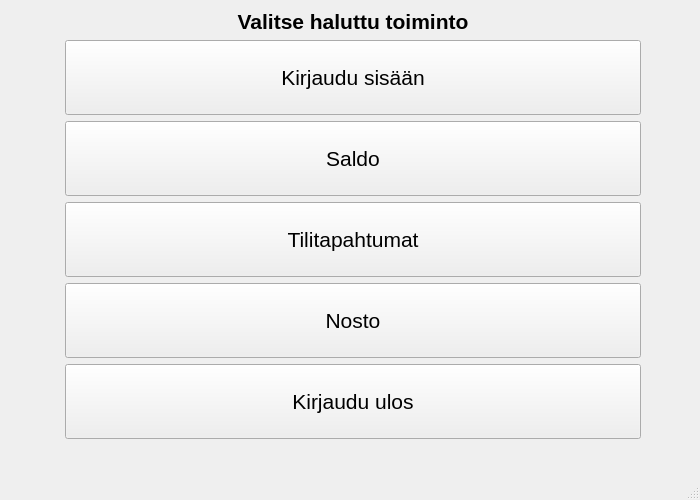
Old version of the form bankautomat/mainwindow.ui in the repository steltii-oamk/banksimul2022-group8.
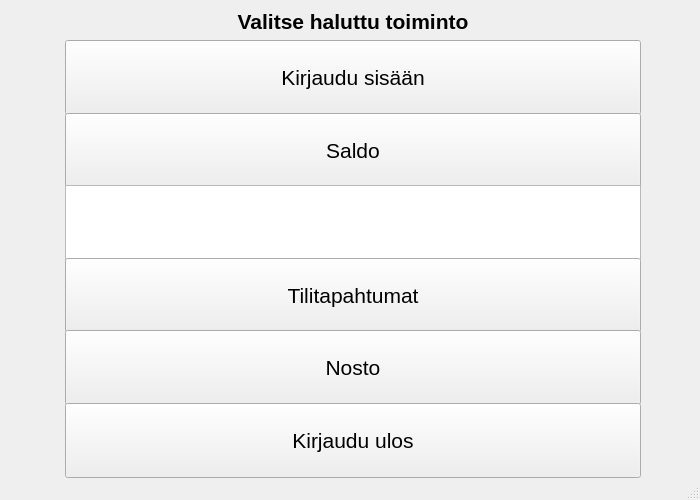
New version of the form.

Diff of the .ui file:
```diff
--- a/bankautomat/mainwindow.ui
+++ b/bankautomat/mainwindow.ui
@@ -76,6 +76,19 @@
           </property>
          </widget>
         </item>
+        <item>
+         <widget class="QTextEdit" name="textSaldoo">
+          <property name="minimumSize">
+           <size>
+            <width>150</width>
+            <height>75</height>
+           </size>
+          </property>
+          <property name="readOnly">
+           <bool>true</bool>
+          </property>
+         </widget>
+        </item>
         <item>
          <widget class="QPushButton" name="bTilitapahtumat">
           <property name="minimumSize">
```
Left out of the diff: 5 changed lines with no effect on the pictures.
